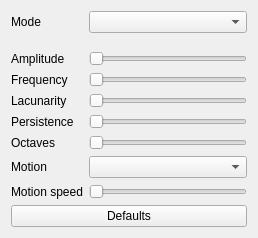
DLdota/OpenRGBEffectsPlugin, file Effects/NoiseMap/NoiseMap.ui: the form before one commit.
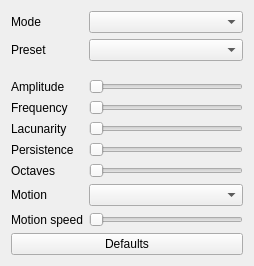
The form after the commit. Custom widgets are drawn as their Qt base class.

Commit message: Added presets selection for NoiseMap

```diff
--- a/Effects/NoiseMap/NoiseMap.ui
+++ b/Effects/NoiseMap/NoiseMap.ui
@@ -6,56 +6,80 @@
    <rect>
     <x>0</x>
     <y>0</y>
-    <width>258</width>
-    <height>238</height>
+    <width>254</width>
+    <height>266</height>
    </rect>
   </property>
   <property name="windowTitle">
    <string>Form</string>
   </property>
   <layout class="QGridLayout" name="gridLayout">
-   <item row="4" column="0">
-    <widget class="QLabel" name="frequency_label">
-     <property name="text">
-      <string>Frequency</string>
-     </property>
-    </widget>
+   <item row="2" column="1">
+    <widget class="QComboBox" name="preset_choice"/>
    </item>
    <item row="7" column="0">
-    <widget class="QLabel" name="octaves_label">
+    <widget class="QLabel" name="lacunarity_label">
      <property name="text">
-      <string>Octaves</string>
+      <string>Lacunarity</string>
+     </property>
+    </widget>
+   </item>
+   <item row="5" column="0">
+    <widget class="QLabel" name="amplitude_label">
+     <property name="text">
+      <string>Amplitude</string>
+     </property>
+    </widget>
+   </item>
+   <item row="11" column="1">
+    <widget class="QTooltipedSlider" name="motion_speed">
+     <property name="orientation">
+      <enum>Qt::Horizontal</enum>
+     </property>
+    </widget>
+   </item>
+   <item row="8" column="1">
+    <widget class="QTooltipedSlider" name="persistence">
+     <property name="minimum">
+      <number>1</number>
+     </property>
+     <property name="maximum">
+      <number>50000</number>
+     </property>
+     <property name="orientation">
+      <enum>Qt::Horizontal</enum>
      </property>
     </widget>
    </item>
    <item row="8" column="0">
-    <widget class="QLabel" name="label">
-     <property name="text">
-      <string>Motion</string>
-     </property>
-    </widget>
-   </item>
-   <item row="0" column="1">
-    <widget class="QComboBox" name="colors_choice"/>
-   </item>
-   <item row="9" column="0">
-    <widget class="QLabel" name="label_2">
-     <property name="text">
-      <string>Motion speed</string>
-     </property>
-    </widget>
-   </item>
-   <item row="6" column="0">
     <widget class="QLabel" name="persistence_label">
      <property name="text">
       <string>Persistence</string>
      </property>
     </widget>
    </item>
-   <item row="8" column="1">
-    <widget class="QComboBox" name="motion"/>
+   <item row="2" column="0">
+    <widget class="QLabel" name="preset_label">
+     <property name="text">
+      <string>Preset</string>
+     </property>
+    </widget>
    </item>
-   <item row="4" column="1">
+   <item row="0" column="0">
+    <widget class="QLabel" name="colors_choice_label">
+     <property name="text">
+      <string>Mode</string>
+     </property>
+    </widget>
+   </item>
+   <item row="10" column="0">
+    <widget class="QLabel" name="motion_label">
+     <property name="text">
+      <string>Motion</string>
+     </property>
+    </widget>
+   </item>
+   <item row="6" column="1">
     <widget class="QTooltipedSlider" name="frequency">
      <property name="minimum">
       <number>1</number>
@@ -68,44 +92,7 @@
      </property>
     </widget>
    </item>
-   <item row="10" column="0" colspan="2">
-    <widget class="QPushButton" name="defaults">
-     <property name="text">
-      <string>Defaults</string>
-     </property>
-    </widget>
-   </item>
-   <item row="6" column="1">
-    <widget class="QTooltipedSlider" name="persistence">
-     <property name="minimum">
-      <number>1</number>
-     </property>
-     <property name="maximum">
-      <number>50000</number>
-     </property>
-     <property name="orientation">
-      <enum>Qt::Horizontal</enum>
-     </property>
-    </widget>
-   </item>
-   <item row="5" column="0">
-    <widget class="QLabel" name="lacunarity_label">
-     <property name="text">
-      <string>Lacunarity</string>
-     </property>
-    </widget>
-   </item>
-   <item row="1" column="0" colspan="2">
-    <widget class="ColorsPicker" name="colorsPicker" native="true"/>
-   </item>
    <item row="9" column="1">
-    <widget class="QTooltipedSlider" name="motion_speed">
-     <property name="orientation">
-      <enum>Qt::Horizontal</enum>
-     </property>
-    </widget>
-   </item>
-   <item row="7" column="1">
     <widget class="QTooltipedSlider" name="octaves">
      <property name="minimum">
       <number>1</number>
@@ -118,7 +105,7 @@
      </property>
     </widget>
    </item>
-   <item row="5" column="1">
+   <item row="7" column="1">
     <widget class="QTooltipedSlider" name="lacunarity">
      <property name="minimum">
       <number>1</number>
@@ -131,7 +118,31 @@
      </property>
     </widget>
    </item>
-   <item row="3" column="1">
+   <item row="6" column="0">
+    <widget class="QLabel" name="frequency_label">
+     <property name="text">
+      <string>Frequency</string>
+     </property>
+    </widget>
+   </item>
+   <item row="0" column="1">
+    <widget class="QComboBox" name="colors_choice"/>
+   </item>
+   <item row="9" column="0">
+    <widget class="QLabel" name="octaves_label">
+     <property name="text">
+      <string>Octaves</string>
+     </property>
+    </widget>
+   </item>
+   <item row="12" column="0" colspan="2">
+    <widget class="QPushButton" name="defaults">
+     <property name="text">
+      <string>Defaults</string>
+     </property>
+    </widget>
+   </item>
+   <item row="5" column="1">
     <widget class="QTooltipedSlider" name="amplitude">
      <property name="minimum">
       <number>1</number>
@@ -144,19 +155,18 @@
      </property>
     </widget>
    </item>
-   <item row="3" column="0">
-    <widget class="QLabel" name="amplitude_label">
+   <item row="11" column="0">
+    <widget class="QLabel" name="motion_speed_label">
      <property name="text">
-      <string>Amplitude</string>
+      <string>Motion speed</string>
      </property>
     </widget>
    </item>
-   <item row="0" column="0">
-    <widget class="QLabel" name="colors_choice_label">
-     <property name="text">
-      <string>Mode</string>
-     </property>
-    </widget>
+   <item row="3" column="0" colspan="2">
+    <widget class="ColorsPicker" name="colorsPicker" native="true"/>
+   </item>
+   <item row="10" column="1">
+    <widget class="QComboBox" name="motion"/>
    </item>
   </layout>
  </widget>
```
The commit also changes 2 other files.
